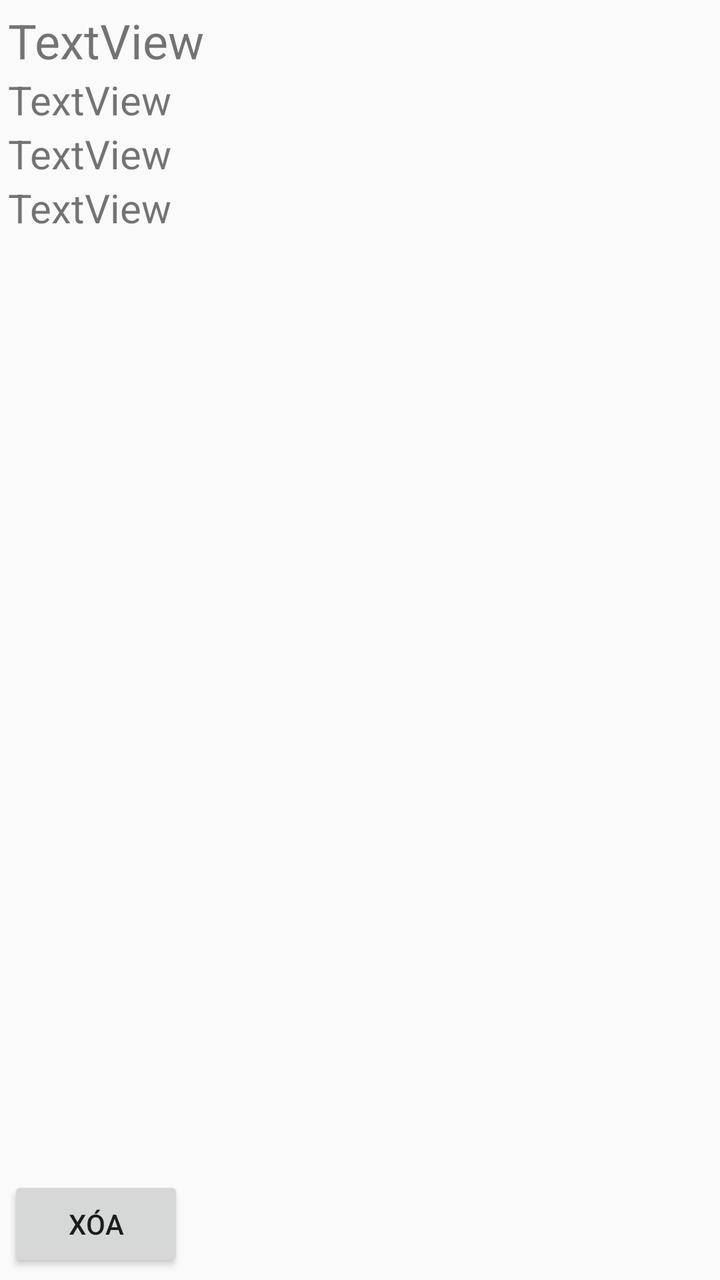
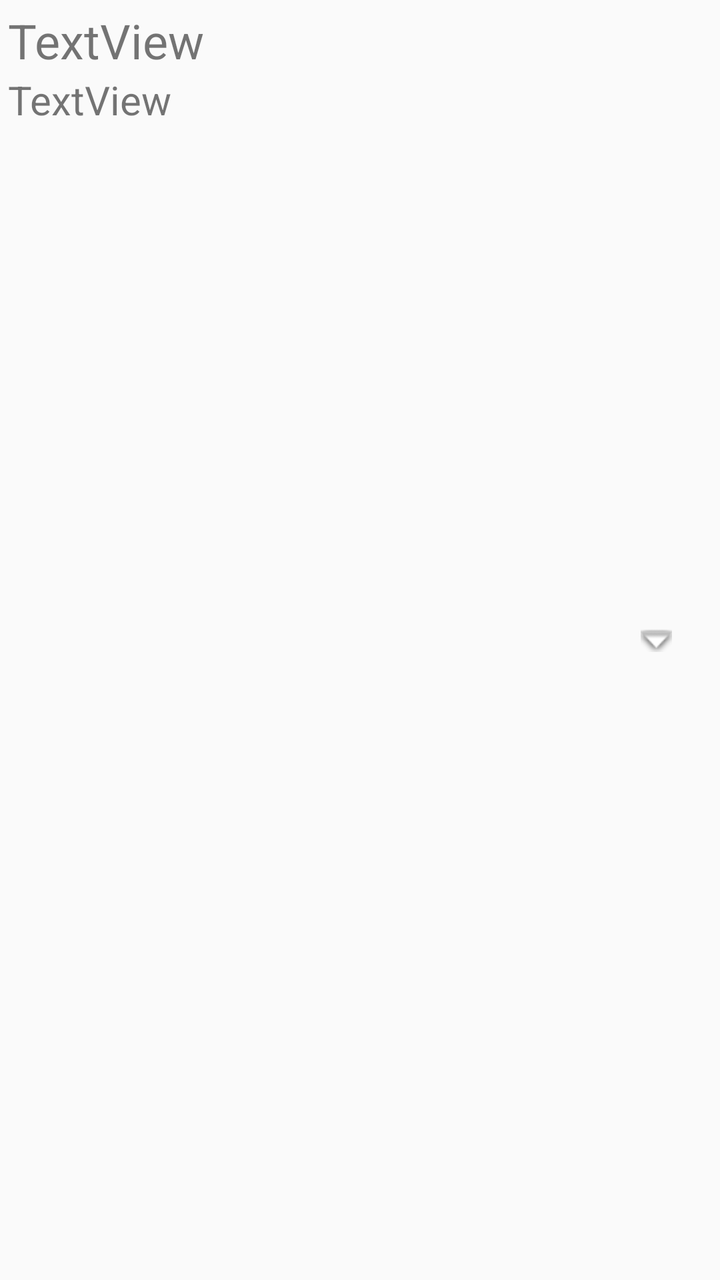

Two renders of the same Android screen: before a commit and after it. Below are the layout's source before the change and the commit's diff.
<!-- AndroidManifest.xml: application theme Theme.AppCompat.Light -->
<!-- res/layout/layout_student_item.xml -->
<?xml version="1.0" encoding="utf-8"?>
<androidx.constraintlayout.widget.ConstraintLayout xmlns:android="http://schemas.android.com/apk/res/android"
    xmlns:app="http://schemas.android.com/apk/res-auto"
    xmlns:tools="http://schemas.android.com/tools"
    android:layout_width="match_parent"
    android:layout_height="wrap_content"
    android:padding="4dp"
    tools:ignore="HardCodedText"
    >

    <TextView
        android:id="@+id/text_hoten"
        android:layout_width="wrap_content"
        android:layout_height="wrap_content"
        android:textSize="24sp"
        android:text="TextView"
        app:layout_constraintStart_toStartOf="parent"
        app:layout_constraintTop_toTopOf="parent"/>

    <TextView
        android:id="@+id/text_mssv"
        android:layout_width="wrap_content"
        android:layout_height="wrap_content"
        android:textSize="20sp"
        android:text="TextView"
        app:layout_constraintStart_toStartOf="parent"
        app:layout_constraintTop_toBottomOf="@+id/text_hoten" />

    <TextView
        android:id="@+id/text_email"
        android:layout_width="wrap_content"
        android:layout_height="wrap_content"
        android:autofillHints="emailAddress"
        android:textSize="20sp"
        android:text="TextView"
        app:layout_constraintStart_toStartOf="parent"
        app:layout_constraintTop_toBottomOf="@+id/text_mssv" />

    <TextView
        android:id="@+id/text_phone"
        android:layout_width="wrap_content"
        android:layout_height="wrap_content"
        android:autofillHints="phone"
        android:textSize="20sp"
        android:text="TextView"
        app:layout_constraintStart_toStartOf="parent"
        app:layout_constraintTop_toBottomOf="@+id/text_email" />

    <Button
        android:id="@+id/deleteStudent"
        android:layout_width="wrap_content"
        android:layout_height="wrap_content"
        android:text="Xóa"
        app:layout_constraintBottom_toBottomOf="parent"
        app:layout_constraintStart_toStartOf="parent"
        app:layout_constraintTop_toBottomOf="@+id/text_phone"
        app:layout_constraintVertical_bias="1.0" />

</androidx.constraintlayout.widget.ConstraintLayout>
<!-- resources referenced by this layout -->
<resources>

</resources>

<!-- the commit's change to res/layout/layout_student_item.xml (unified diff, before → after) -->
@@ -26,34 +26,16 @@
         app:layout_constraintStart_toStartOf="parent"
         app:layout_constraintTop_toBottomOf="@+id/text_hoten" />
 
-    <TextView
-        android:id="@+id/text_email"
+    <ImageView
+        android:id="@+id/menu_icon"
         android:layout_width="wrap_content"
         android:layout_height="wrap_content"
-        android:autofillHints="emailAddress"
-        android:textSize="20sp"
-        android:text="TextView"
-        app:layout_constraintStart_toStartOf="parent"
-        app:layout_constraintTop_toBottomOf="@+id/text_mssv" />
-
-    <TextView
-        android:id="@+id/text_phone"
-        android:layout_width="wrap_content"
-        android:layout_height="wrap_content"
-        android:autofillHints="phone"
-        android:textSize="20sp"
-        android:text="TextView"
-        app:layout_constraintStart_toStartOf="parent"
-        app:layout_constraintTop_toBottomOf="@+id/text_email" />
-
-    <Button
-        android:id="@+id/deleteStudent"
-        android:layout_width="wrap_content"
-        android:layout_height="wrap_content"
-        android:text="Xóa"
-        app:layout_constraintBottom_toBottomOf="parent"
-        app:layout_constraintStart_toStartOf="parent"
-        app:layout_constraintTop_toBottomOf="@+id/text_phone"
-        app:layout_constraintVertical_bias="1.0" />
+        android:layout_marginEnd="12dp"
+        android:contentDescription="Menu"
+        android:padding="8dp"
+        android:src="@android:drawable/arrow_down_float"
+        app:layout_constraintEnd_toEndOf="parent"
+        app:layout_constraintTop_toTopOf="parent"
+        app:layout_constraintBottom_toBottomOf="parent"/>
 
 </androidx.constraintlayout.widget.ConstraintLayout>
